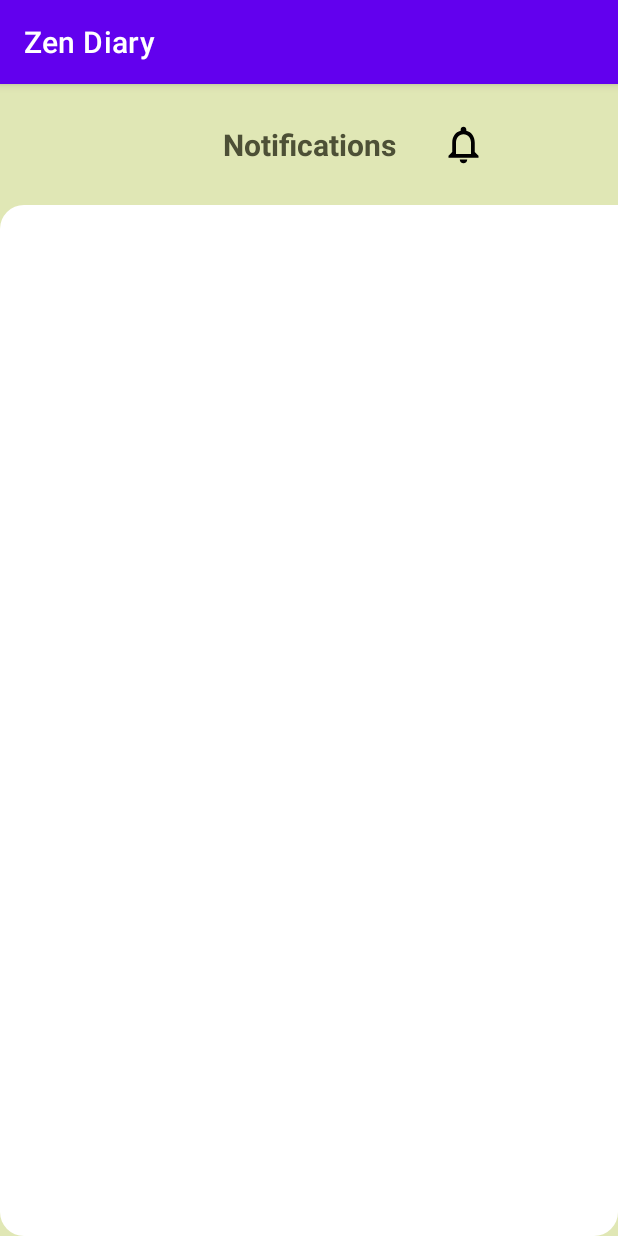
After one commit to haveasip-and-code/Zen-Diary, an Android app: the fragment NotificationFragment shown on its own in the app's theme, on a phone screen of 412 x 824 dp. The commit adds this screen. Run offline under Robolectric (Android 15) with nearby library versions, the phone set to English and light mode, and no system bars.

Commit message:
Initial Home and Notification Screens

```diff
--- a/app/build.gradle.kts
+++ b/app/build.gradle.kts
@@ -48,6 +48,8 @@ dependencies {
     implementation(libs.androidx.lifecycle.viewmodel.ktx)
     implementation(libs.androidx.navigation.fragment.ktx)
     implementation(libs.androidx.navigation.ui.ktx)
+    implementation(libs.androidx.legacy.support.v4)
+    implementation(libs.androidx.fragment.ktx)
     testImplementation(libs.junit)
     androidTestImplementation(libs.androidx.junit)
     androidTestImplementation(libs.androidx.espresso.core)
--- a/app/src/main/java/com/example/zendiary/ui/home/HomeViewModel.kt
+++ b/app/src/main/java/com/example/zendiary/ui/home/HomeViewModel.kt
@@ -7,7 +7,7 @@ import androidx.lifecycle.ViewModel
 class HomeViewModel : ViewModel() {
 
     private val _text = MutableLiveData<String>().apply {
-        value = "This is home Fragment"
+        value = "Home"
     }
     val text: LiveData<String> = _text
 }
--- /dev/null
+++ b/app/src/main/java/com/example/zendiary/ui/home/notification/NotificationFragment.kt
@@ -0,0 +1,31 @@
+package com.example.zendiary.ui.home.notification
+
+import androidx.fragment.app.viewModels
+import android.os.Bundle
+import androidx.fragment.app.Fragment
+import android.view.LayoutInflater
+import android.view.View
+import android.view.ViewGroup
+import com.example.zendiary.R
+
+class NotificationFragment : Fragment() {
+
+    companion object {
+        fun newInstance() = NotificationFragment()
+    }
+
+    private val viewModel: NotificationViewModel by viewModels()
+
+    override fun onCreate(savedInstanceState: Bundle?) {
+        super.onCreate(savedInstanceState)
+
+        // TODO: Use the ViewModel
+    }
+
+    override fun onCreateView(
+        inflater: LayoutInflater, container: ViewGroup?,
+        savedInstanceState: Bundle?
+    ): View {
+        return inflater.inflate(R.layout.fragment_notification, container, false)
+    }
+}
--- /dev/null
+++ b/app/src/main/res/drawable/bg_rv_notification.xml
@@ -0,0 +1,9 @@
+<?xml version="1.0" encoding="utf-8"?>
+<layer-list xmlns:android="http://schemas.android.com/apk/res/android">
+    <item>
+        <shape>
+            <solid android:color="#FFFFFF"/>
+            <corners android:topLeftRadius="16dp" android:bottomLeftRadius="16dp" android:bottomRightRadius="16dp"/>/>
+        </shape>
+    </item>
+</layer-list>
--- /dev/null
+++ b/app/src/main/res/drawable/ic_notification.xml
@@ -0,0 +1,5 @@
+<vector xmlns:android="http://schemas.android.com/apk/res/android" android:height="30dp" android:tint="#000000" android:viewportHeight="24" android:viewportWidth="24" android:width="30dp">
+
+    <path android:fillColor="@android:color/white" android:pathData="M12,22c1.1,0 2,-0.9 2,-2h-4c0,1.1 0.9,2 2,2zM18,16v-5c0,-3.07 -1.63,-5.64 -4.5,-6.32L13.5,4c0,-0.83 -0.67,-1.5 -1.5,-1.5s-1.5,0.67 -1.5,1.5v0.68C7.64,5.36 6,7.92 6,11v5l-2,2v1h16v-1l-2,-2zM16,17L8,17v-6c0,-2.48 1.51,-4.5 4,-4.5s4,2.02 4,4.5v6z"/>
+
+</vector>
--- /dev/null
+++ b/app/src/main/res/layout/fragment_notification.xml
@@ -0,0 +1,52 @@
+<?xml version="1.0" encoding="utf-8"?>
+<LinearLayout xmlns:android="http://schemas.android.com/apk/res/android"
+    xmlns:tools="http://schemas.android.com/tools"
+    android:layout_width="match_parent"
+    android:layout_height="match_parent"
+    xmlns:app="http://schemas.android.com/apk/res-auto"
+    android:orientation="vertical"
+    android:background="@color/bg_pop_up_notification"
+    tools:context=".ui.home.notification.NotificationFragment">
+
+    <!-- Title ConstraintLayout -->
+    <androidx.constraintlayout.widget.ConstraintLayout
+        android:id="@+id/cl_notification_title"
+        android:layout_width="match_parent"
+        android:layout_height="wrap_content"
+        android:padding="25dp">
+
+        <TextView
+            android:id="@+id/tv_notification_title"
+            android:layout_width="wrap_content"
+            android:layout_height="match_parent"
+            android:text="@string/notifications_fragment_title"
+            android:textColor="@color/primary_home_text"
+            android:textSize="20sp"
+            android:textStyle="bold"
+            app:layout_constraintBottom_toBottomOf="parent"
+            app:layout_constraintEnd_toEndOf="parent"
+            app:layout_constraintStart_toStartOf="parent"
+            app:layout_constraintTop_toTopOf="parent" />
+
+        <ImageView
+            android:layout_width="wrap_content"
+            android:layout_height="wrap_content"
+            android:src="@drawable/ic_notification"
+            android:layout_marginStart="30dp"
+            app:layout_constraintBottom_toBottomOf="parent"
+            app:layout_constraintStart_toEndOf="@+id/tv_notification_title"
+            app:layout_constraintTop_toTopOf="parent" />
+
+    </androidx.constraintlayout.widget.ConstraintLayout>
+
+    <!-- RecyclerView below the title -->
+    <androidx.recyclerview.widget.RecyclerView
+        android:id="@+id/notificationRecyclerView"
+        android:layout_width="match_parent"
+        android:layout_height="0dp"
+        android:layout_weight="1"
+        android:padding="20dp"
+        android:background="@drawable/bg_rv_notification"
+        android:clipToPadding="false"/>
+
+</LinearLayout>
--- a/app/src/main/res/values/colors.xml
+++ b/app/src/main/res/values/colors.xml
@@ -8,4 +8,7 @@
     <color name="black">#FF000000</color>
     <color name="white">#FFFFFFFF</color>
     <color name="primary_background">#F7F0E2</color>
+    <color name="primary_home_text">#4D5036</color>
+    <color name="transparent">#00000000</color>
+    <color name="bg_pop_up_notification">#E0E7B5</color>
 </resources>
--- a/app/src/main/res/values/strings.xml
+++ b/app/src/main/res/values/strings.xml
@@ -5,4 +5,5 @@
     <string name="title_explore">Explore</string>
     <string name="title_profile">Profile</string>
     <string name="journal_button_description">Journal Button</string>
+    <string name="notifications_fragment_title">Notifications</string>
 </resources>
--- a/gradle/libs.versions.toml
+++ b/gradle/libs.versions.toml
@@ -12,6 +12,8 @@ lifecycleLivedataKtx = "2.8.3"
 lifecycleViewmodelKtx = "2.8.3"
 navigationFragmentKtx = "2.7.7"
 navigationUiKtx = "2.7.7"
+legacySupportV4 = "1.0.0"
+fragmentKtx = "1.5.6"
 
 [libraries]
 androidx-core-ktx = { group = "androidx.core", name = "core-ktx", version.ref = "coreKtx" }
@@ -25,6 +27,8 @@ androidx-lifecycle-livedata-ktx = { group = "androidx.lifecycle", name = "lifecy
 androidx-lifecycle-viewmodel-ktx = { group = "androidx.lifecycle", name = "lifecycle-viewmodel-ktx", version.ref = "lifecycleViewmodelKtx" }
 androidx-navigation-fragment-ktx = { group = "androidx.navigation", name = "navigation-fragment-ktx", version.ref = "navigationFragmentKtx" }
 androidx-navigation-ui-ktx = { group = "androidx.navigation", name = "navigation-ui-ktx", version.ref = "navigationUiKtx" }
+androidx-legacy-support-v4 = { group = "androidx.legacy", name = "legacy-support-v4", version.ref = "legacySupportV4" }
+androidx-fragment-ktx = { group = "androidx.fragment", name = "fragment-ktx", version.ref = "fragmentKtx" }
 
 [plugins]
 android-application = { id = "com.android.application", version.ref = "agp" }
```
Also changed, not shown: app/src/main/java/com/example/zendiary/ui/home/notification/NotificationViewModel.kt (added, +20 -0 lines), app/src/main/res/drawable/bg_bot_nav_with_journal_btn.xml (added, +13 -0 lines), app/src/main/res/drawable/bg_greetings.xml (added, +17 -0 lines), app/src/main/res/drawable/bg_home_search_bar.xml (added, +10 -0 lines), app/src/main/res/drawable/bg_item_note_preview.xml (added, +9 -0 lines), app/src/main/res/drawable/bg_pop_up_notification.xml (added, +9 -0 lines), app/src/main/res/layout/activity_main.xml (+4 -5 lines), app/src/main/res/layout/fragment_home.xml (+112 -8 lines), app/src/main/res/layout/item_note_preview.xml (added, +52 -0 lines), app/src/main/res/layout/item_notification.xml (added, +32 -0 lines).
